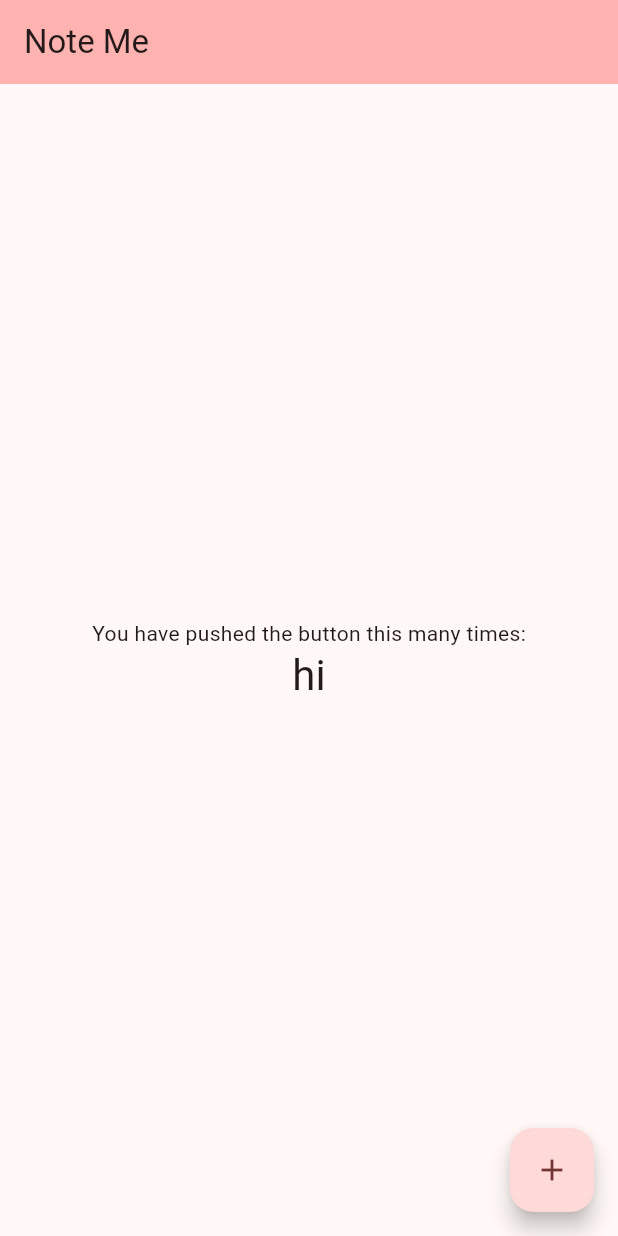
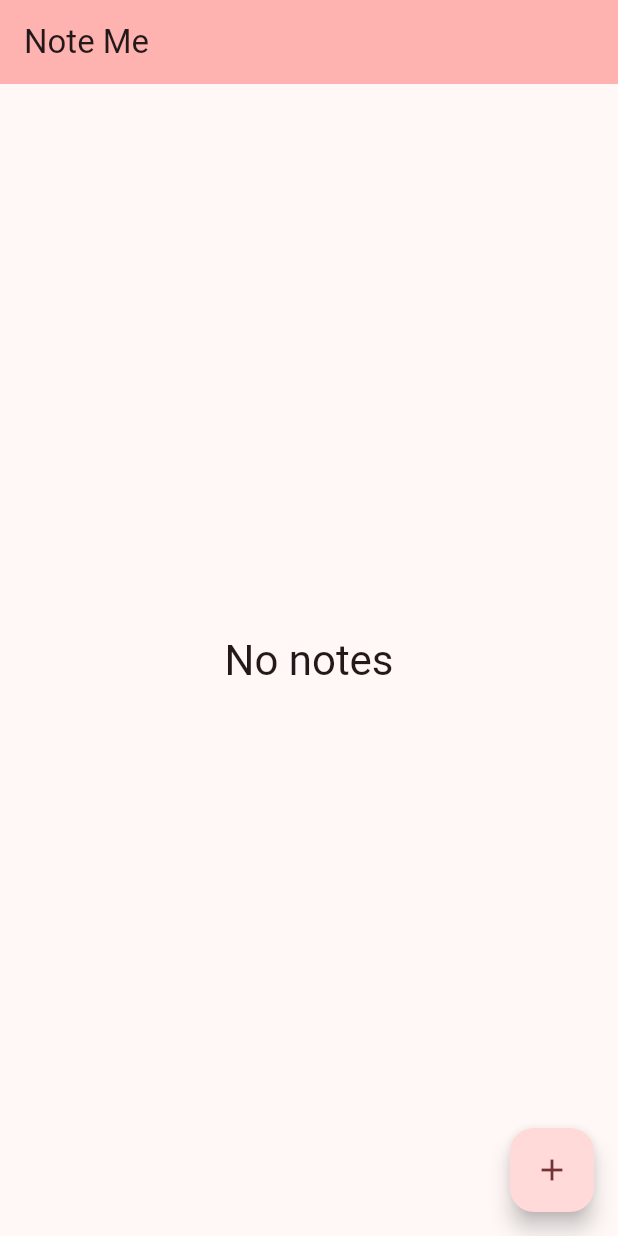
Before and after one commit to wzc-OntarioTechU/note_me_flutter, a Flutter app: the screen it shows after launch, on a phone screen of 412 x 824 dp. Run offline on Flutter 3.47's test engine with Material 3 defaults, Android fonts, the phone set to English and light mode, and no system bars; our stand-ins replace sqflite; accounts and stored records are empty.

Commit message:
Small Bug fixes

```diff
--- a/lib/main.dart
+++ b/lib/main.dart
@@ -1,9 +1,9 @@
 import 'package:flutter/material.dart';
 import 'dart:async';
-import 'package:flutter/widgets.dart';
 import 'package:path/path.dart';
 import 'package:sqflite/sqflite.dart';
 import 'DatabaseHandler.dart';
+import 'NewNote.dart';
 
 
 void main() async {
@@ -28,7 +28,7 @@ class NoteMe extends StatelessWidget {
     return MaterialApp(
       title: 'Note Me',
       theme: ThemeData(
-        colorScheme: ColorScheme.fromSeed(seedColor: Color.fromRGBO(255, 128, 128, 255)),
+        colorScheme: ColorScheme.fromSeed(seedColor: const Color.fromRGBO(255, 128, 128, 255)),
         useMaterial3: true,
       ),
       home: const HomePage(title: 'Note Me'),
@@ -50,7 +50,7 @@ class HomePageState extends State<HomePage> {
 
   Future<void> refreshFromDB() async {
     final DatabaseHandler database = DatabaseHandler();
-    final db = await database;
+    final db = database;
   }
 
   @override
@@ -79,19 +79,22 @@ class HomePageState extends State<HomePage> {
           // wireframe for each widget.
           mainAxisAlignment: MainAxisAlignment.center,
           children: <Widget>[
-            const Text(
-              'You have pushed the button this many times:',
-            ),
+            // TODO: Add conditional Check
             Text(
-              'hi',
+              'No notes',
               style: Theme.of(context).textTheme.headlineMedium,
             ),
           ],
         ),
       ),
       floatingActionButton: FloatingActionButton(
-        onPressed: refreshFromDB,
-        tooltip: 'Increment',
+        onPressed: () {
+          Navigator.push(
+            context,
+            MaterialPageRoute(builder: (context) => NewNote()),
+          );
+        },
+        tooltip: 'Add a new note',
         child: const Icon(Icons.add),
       ), // This trailing comma makes auto-formatting nicer for build methods.
     );
--- a/lib/new_note_page.dart
+++ /dev/null
@@ -1,5 +0,0 @@
-import 'package:flutter/material.dart';
-import 'dart:async';
-import 'package:flutter/widgets.dart';
-import 'package:path/path.dart';
-import 'package:sqflite/sqflite.dart';
--- a/lib/note_list.dart
+++ b/lib/note_list.dart
@@ -7,7 +7,7 @@ class NoteList extends StatelessWidget {
   final List<Note> notes;
   final Function(Note) onNoteTap;
 
-  const NoteList({Key? key, required this.notes, required this.onNoteTap}) : super(key: key);
+  const NoteList({super.key, required this.notes, required this.onNoteTap});
 
   @override
   Widget build(BuildContext context) {
```
Also changed, not shown: lib/NewNote.dart (+20 -11 lines), lib/color_bottom_sheet.dart (+4 -4 lines), lib/mainActivity.dart (+11 -9 lines).
